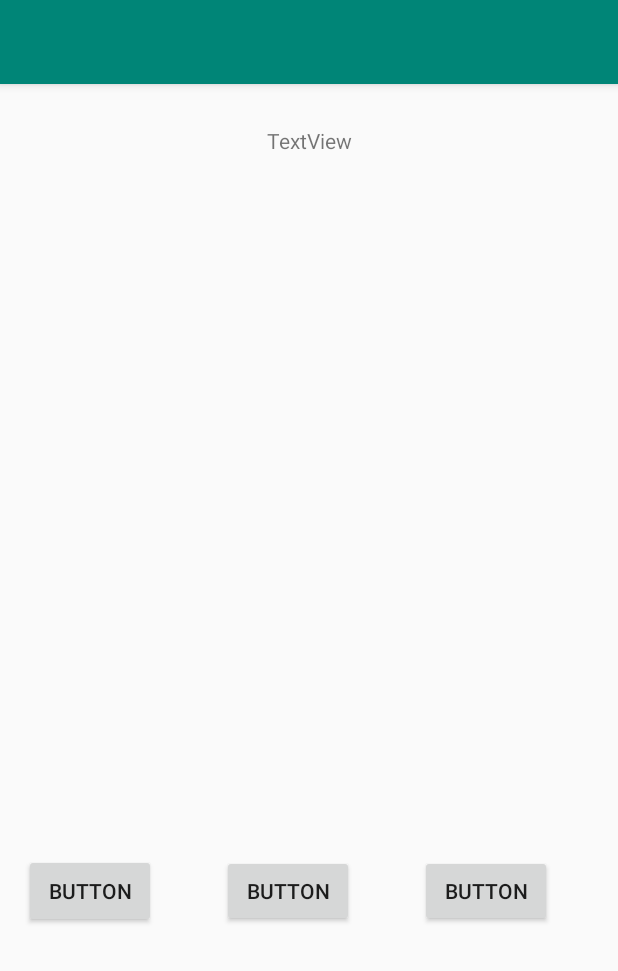
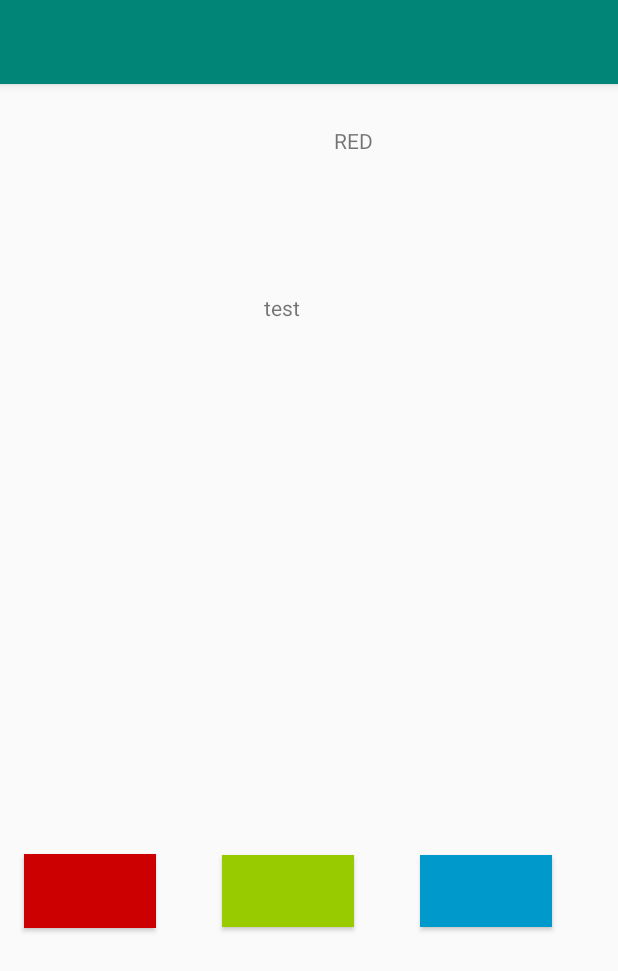
Before and after one commit to CaNafo/RGB, an Android app: the screen it shows after launch (PlayActivity), after a tap on "PLAY", on a phone screen of 412 x 824 dp. Shown: the top 971 px of the screen. Run offline under Robolectric (Android 15) with nearby library versions, the phone set to English and light mode, and no system bars; 1 other tap on this screen came first.

Commit message:
prvi trzaj igrice

```diff
--- a/app/src/main/java/com/example/ca/rgb/MenuActivity.java
+++ b/app/src/main/java/com/example/ca/rgb/MenuActivity.java
@@ -8,12 +8,11 @@ import android.widget.Button;
 
 public class MenuActivity extends AppCompatActivity {
 
-    private  static MenuActivity application;
     @Override
     protected void onCreate(Bundle savedInstanceState) {
         super.onCreate(savedInstanceState);
         setContentView(R.layout.activity_menu);
-        application = this;
+
         Button playBtn = findViewById(R.id.playBtn);
         Button scoreBtn = findViewById(R.id.scoreBtn);
         Button exitBtn = findViewById(R.id.exitBtn);
--- a/app/src/main/res/layout/activity_play.xml
+++ b/app/src/main/res/layout/activity_play.xml
@@ -7,49 +7,60 @@
     tools:context=".PlayActivity">
 
     <Button
-        android:id="@+id/button"
+        android:id="@+id/redBtn"
         android:layout_width="wrap_content"
         android:layout_height="49dp"
         android:layout_marginStart="16dp"
         android:layout_marginLeft="16dp"
         android:layout_marginBottom="205dp"
-        android:text="Button"
+        android:background="@android:color/holo_red_dark"
+        android:tag="red"
         app:layout_constraintBottom_toBottomOf="parent"
         app:layout_constraintStart_toStartOf="parent" />
 
     <Button
-        android:id="@+id/button2"
+        android:id="@+id/greenBtn"
         android:layout_width="wrap_content"
         android:layout_height="wrap_content"
         android:layout_marginStart="44dp"
         android:layout_marginLeft="44dp"
         android:layout_marginBottom="206dp"
-        android:text="Button"
+        android:background="@android:color/holo_green_light"
+        android:tag="green"
         app:layout_constraintBottom_toBottomOf="parent"
-        app:layout_constraintStart_toEndOf="@+id/button" />
+        app:layout_constraintStart_toEndOf="@+id/redBtn" />
 
     <Button
-        android:id="@+id/button3"
+        android:id="@+id/blueBtn"
         android:layout_width="wrap_content"
         android:layout_height="wrap_content"
         android:layout_marginStart="44dp"
         android:layout_marginLeft="44dp"
         android:layout_marginBottom="206dp"
-        android:text="Button"
+        android:background="@android:color/holo_blue_dark"
+        android:tag="blue"
         app:layout_constraintBottom_toBottomOf="parent"
-        app:layout_constraintStart_toEndOf="@+id/button2" />
+        app:layout_constraintStart_toEndOf="@+id/greenBtn" />
 
     <TextView
         android:id="@+id/textView"
         android:layout_width="wrap_content"
         android:layout_height="wrap_content"
-        android:layout_marginStart="163dp"
-        android:layout_marginLeft="163dp"
         android:layout_marginTop="28dp"
         android:layout_marginEnd="163dp"
         android:layout_marginRight="163dp"
-        android:text="TextView"
+        android:text="RED"
         app:layout_constraintEnd_toEndOf="parent"
+        app:layout_constraintTop_toTopOf="parent" />
+
+    <TextView
+        android:id="@+id/textView2"
+        android:layout_width="wrap_content"
+        android:layout_height="wrap_content"
+        android:layout_marginStart="176dp"
+        android:layout_marginLeft="176dp"
+        android:layout_marginTop="92dp"
+        android:text="test"
         app:layout_constraintStart_toStartOf="parent"
-        app:layout_constraintTop_toTopOf="parent" />
+        app:layout_constraintTop_toBottomOf="@+id/textView" />
 </android.support.constraint.ConstraintLayout>
```
Also changed, not shown: app/src/main/java/com/example/ca/rgb/PlayActivity.java (+71 -1 lines).
